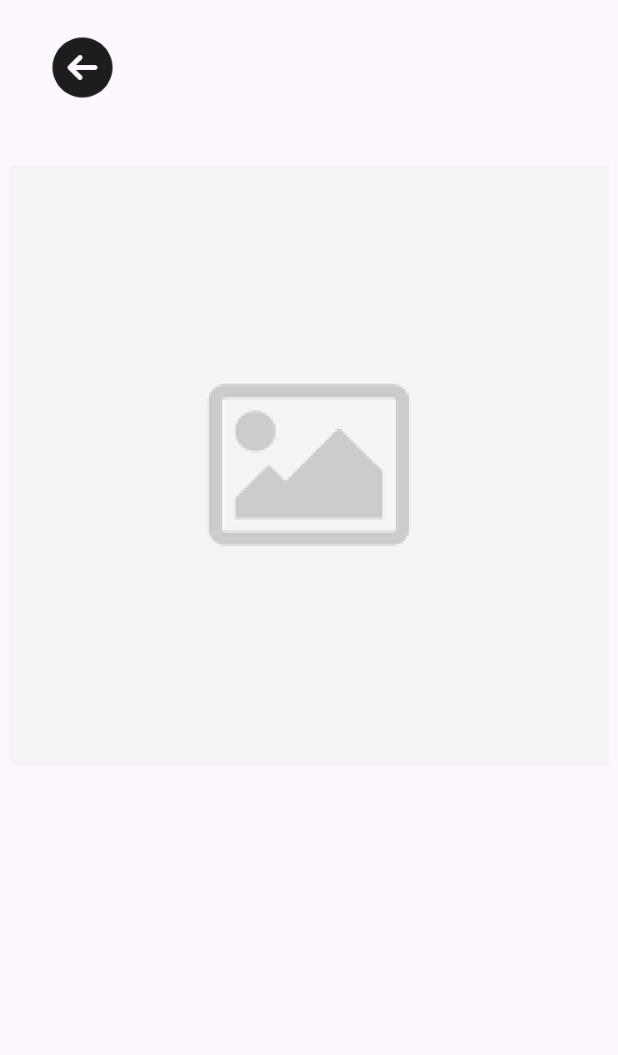
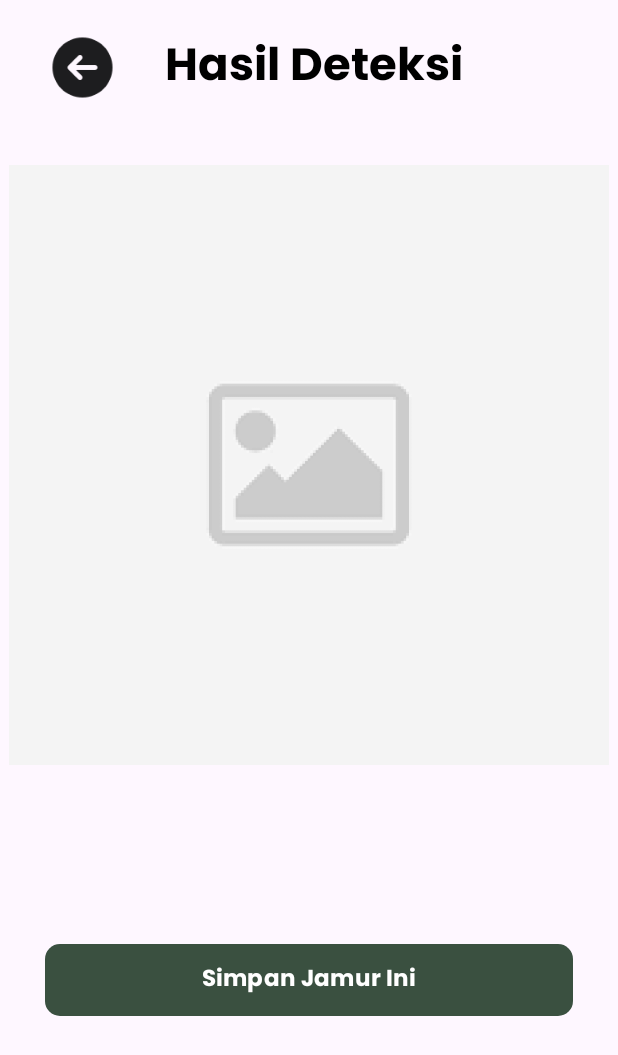
Before and after one commit to Fungi-info-Bangkit-Capstone/android, an Android app: the AnalyzeActivity screen opened directly, with no data from a screen before it, on a phone screen of 412 x 824 dp. Shown: the top 1055 px of the screen. Run offline under Robolectric (Android 15) with nearby library versions, the phone set to English and light mode, and no system bars; libraries missing offline, so code that uses them is left out: org.tensorflow.lite.

Commit message:
edit dikit dikit

```diff
--- a/app/src/main/java/com/petershaan/fungiinfo_mobileapp/view/MainActivity.kt
+++ b/app/src/main/java/com/petershaan/fungiinfo_mobileapp/view/MainActivity.kt
@@ -39,11 +39,13 @@ class MainActivity : AppCompatActivity() {
         binding.Button1.setOnClickListener {
             val intent = Intent(this, RegisterActivity::class.java)
             startActivity(intent)
+            overridePendingTransition(R.anim.slide_in_up, R.anim.slide_out_up)
         }
 
         binding.Button2.setOnClickListener {
             val intent = Intent(this, LoginActivity::class.java)
             startActivity(intent)
+            overridePendingTransition(R.anim.slide_in_up, R.anim.slide_out_up)
         }
     }
 
--- a/app/src/main/java/com/petershaan/fungiinfo_mobileapp/view/loginRegister/LoginActivity.kt
+++ b/app/src/main/java/com/petershaan/fungiinfo_mobileapp/view/loginRegister/LoginActivity.kt
@@ -228,6 +228,11 @@ class LoginActivity : AppCompatActivity() {
             }
     }
 
+    override fun onBackPressed() {
+        super.onBackPressed()
+        overridePendingTransition(R.anim.slide_in_bottom, R.anim.slide_out_bottom)
+    }
+
     companion object {
         private const val RC_SIGN_IN = 9001
     }
--- a/app/src/main/java/com/petershaan/fungiinfo_mobileapp/view/loginRegister/RegisterActivity.kt
+++ b/app/src/main/java/com/petershaan/fungiinfo_mobileapp/view/loginRegister/RegisterActivity.kt
@@ -246,6 +246,11 @@ class RegisterActivity : AppCompatActivity() {
                 }
             }
     }
+
+    override fun onBackPressed() {
+        super.onBackPressed()
+        overridePendingTransition(R.anim.slide_in_bottom, R.anim.slide_out_bottom)
+    }
     companion object {
         private const val RC_SIGN_IN = 9001
     }
--- a/app/src/main/res/layout/activity_analyze.xml
+++ b/app/src/main/res/layout/activity_analyze.xml
@@ -10,29 +10,27 @@
         android:id="@+id/header"
         android:layout_width="match_parent"
         android:layout_height="wrap_content"
+        android:orientation="horizontal"
         android:paddingTop="20dp"
-        android:paddingBottom="10dp"
-        android:orientation="horizontal"
-      >
+        android:paddingBottom="10dp">
 
         <ImageView
             android:id="@+id/back_button"
             android:layout_width="50dp"
             android:layout_height="50dp"
+            android:layout_marginStart="30dp"
             android:src="@drawable/icon_back"
-        android:layout_marginStart="30dp"
-        app:tint="@color/primary"
-        />
+            app:tint="@color/primary" />
 
         <TextView
             android:id="@+id/hasil_deteksi"
             android:layout_width="wrap_content"
             android:layout_height="match_parent"
+            android:layout_marginStart="30dp"
             android:textColor="@color/black"
+            android:textSize="30sp"
             android:textStyle="bold"
-        android:textSize="30sp"
-        android:layout_marginStart="30dp"
-        tools:text="@string/hasil_deteksi" />
+            android:text="@string/hasil_deteksi" />
     </LinearLayout>
 
     <ImageView
@@ -53,23 +51,24 @@
         android:textStyle="bold"
         android:textSize="40sp"
         android:layout_marginTop="20dp"
-
         android:layout_below="@id/result_image"
         tools:text="@string/hasil" />
 
     <Button
         android:id="@+id/btn_aksi"
-        android:layout_width="0dp"
-        style="@style/CustomButton"
+        android:layout_width="match_parent"
+        android:background="@drawable/custom_button2"
+        android:textStyle="bold"
+        android:textSize="15sp"
         android:layout_height="wrap_content"
         android:layout_marginStart="30dp"
         android:layout_marginEnd="30dp"
+        android:layout_marginTop="30dp"
         android:layout_marginBottom="10dp"
         android:text="@string/simpan_jamur_ini"
         app:backgroundTint="@null"
-        app:layout_constraintTop_toBottomOf="@id/result_text"
-        app:layout_constraintEnd_toEndOf="parent"
-        app:layout_constraintStart_toStartOf="parent" />
+        android:layout_below="@+id/result_text"
+        />
 
 
 
```
Also changed, not shown: app/src/main/res/anim/slide_in_bottom.xml (added, +7 -0 lines), app/src/main/res/anim/slide_in_up.xml (added, +7 -0 lines), app/src/main/res/anim/slide_out_bottom.xml (added, +7 -0 lines), app/src/main/res/anim/slide_out_up.xml (added, +7 -0 lines), 1 other file. Lines whose indentation alone changed are shown as unchanged.
